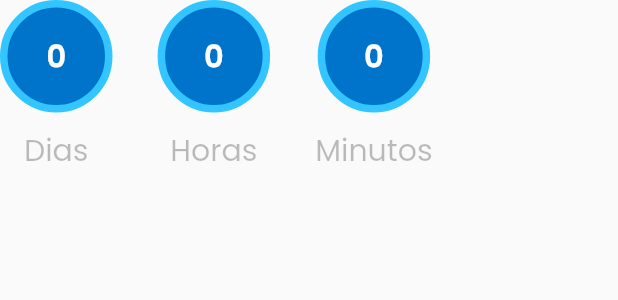
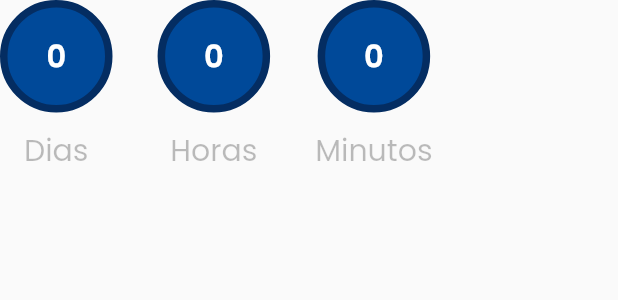
Before and after one commit to sdtorresl/tribuapp, a Flutter app: the Countdown widget shown alone on an empty page, opened directly, on a phone screen of 412 x 824 dp. Shown: the top 300 px of the screen. Run offline on Flutter 3.47's test engine with Material 2 defaults, Android fonts, the phone set to English and light mode, and no system bars; drawn by our look-alikes of flutter_countdown_timer; our stand-ins replace cached_network_image, carousel_slider, font_awesome_flutter, rxdart, shared_preferences, youtube_player_flutter; missing offline and left inert: global_configuration, vimeo_player_flutter; accounts and stored records are empty; network calls fail; project files that could hold a hidden picture were left out.

Commit message:
App name

```diff
--- a/lib/common/countdown.dart
+++ b/lib/common/countdown.dart
@@ -1,7 +1,6 @@
+import 'package:bmwapp/core/color_schemes.dart';
 import 'package:flutter/material.dart';
 import 'package:flutter_countdown_timer/flutter_countdown_timer.dart';
-
-import '../core/color_schemes.dart';
 
 class Countdown extends StatefulWidget {
   final DateTime? startDate;
@@ -52,8 +51,8 @@ class _CountdownState extends State<Countdown> {
           width: 75,
           decoration: BoxDecoration(
             shape: BoxShape.circle,
-            color: CustomColors().primary,
-            border: Border.all(color: const Color(0xff32c5ff), width: 5),
+            color: CustomColors().primaryDark,
+            border: Border.all(color: CustomColors().primary, width: 5),
           ),
           child: Center(
             child: Text(
--- a/lib/common/video_poster.dart
+++ b/lib/common/video_poster.dart
@@ -112,15 +112,15 @@ class _PosterViewState extends State<PosterView> {
                   Text(
                     'Descargar',
                     style: Theme.of(context).textTheme.displayMedium?.copyWith(
-                        color: Colors.pink,
+                        color: Theme.of(context).colorScheme.tertiaryContainer,
                         fontSize: 18,
                         fontWeight: FontWeight.w600),
                   ),
                   const Padding(
                     padding: EdgeInsets.all(5),
                   ),
-                  const FaIcon(FontAwesomeIcons.cloudArrowDown,
-                      color: Colors.pink),
+                  FaIcon(FontAwesomeIcons.cloudArrowDown,
+                      color: Theme.of(context).colorScheme.tertiaryContainer),
                   const Padding(
                     padding: EdgeInsets.all(19),
                   ),
--- a/lib/core/color_schemes.dart
+++ b/lib/core/color_schemes.dart
@@ -4,7 +4,7 @@ class CustomColors {
   Color get accent => Colors.orangeAccent;
   Color get accentLight => Colors.orange;
   Color get accentDark => Colors.deepOrange;
-  Color get primary => const Color(0xff0074ca);
+  Color get primary => const Color.fromARGB(255, 4, 45, 98);
   Color get primaryLight => const Color(0xff5ba2fe);
   Color get primaryDark => const Color(0xff004999);
   Color get grey => const Color(0xfff3f3f3);
--- a/lib/pages/home_page.dart
+++ b/lib/pages/home_page.dart
@@ -128,7 +128,7 @@ class _HomePageState extends State<HomePage> with TickerProviderStateMixin {
         ),
       ),
       title: const Text(
-        "Eventos BMW",
+        "Eventos Tribu",
       ),
     );
   }
```
Also changed, not shown: lib/common/document_download.dart (+8 -5 lines).
